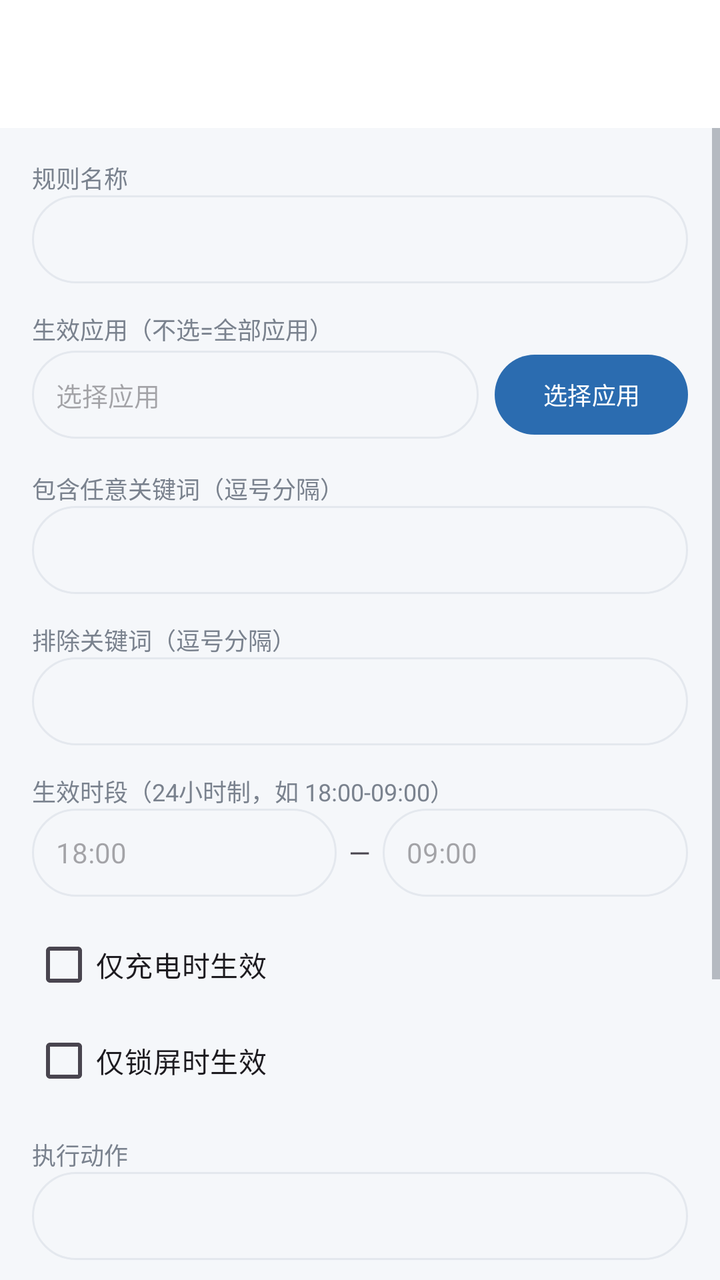
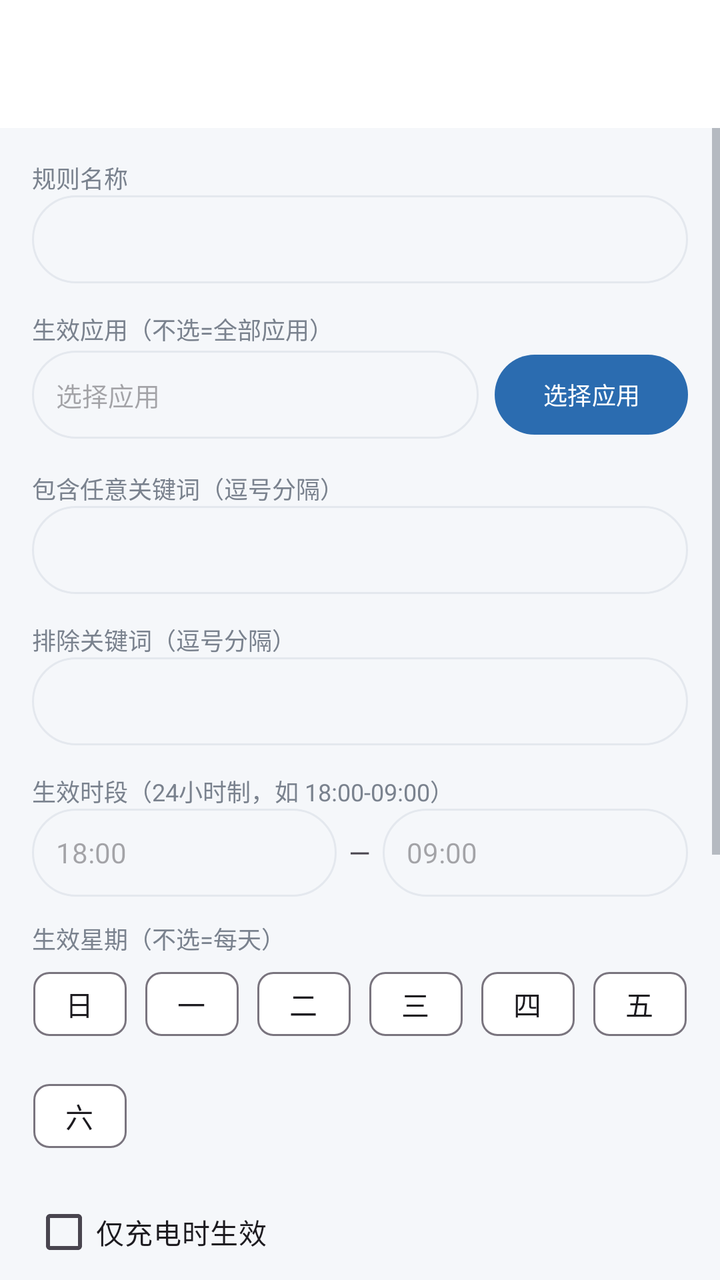

The first picture is an Android layout as it rendered before a commit; the second is the same layout after the commit. The layout source and the unified diff follow.
<!-- AndroidManifest.xml: application theme Theme.MaodouNotify -->
<!-- res/layout/activity_rule_edit.xml -->
<?xml version="1.0" encoding="utf-8"?>
<LinearLayout xmlns:android="http://schemas.android.com/apk/res/android" xmlns:app="http://schemas.android.com/apk/res-auto"
    android:layout_width="match_parent" android:layout_height="match_parent"
    android:orientation="vertical" android:background="@color/background">

    <com.google.android.material.appbar.MaterialToolbar
        android:id="@+id/toolbar" android:layout_width="match_parent" android:layout_height="?attr/actionBarSize"
        android:background="@color/surface" app:titleCentered="true"
        />

    <ScrollView android:layout_width="match_parent" android:layout_height="0dp" android:layout_weight="1">
        <LinearLayout android:layout_width="match_parent" android:layout_height="wrap_content"
            android:orientation="vertical" android:padding="16dp">

            <TextView android:layout_width="wrap_content" android:layout_height="wrap_content" android:text="@string/rule_name_hint" android:textSize="12sp" android:textColor="@color/text_secondary" />
            <EditText android:id="@+id/et_name" android:layout_width="match_parent" android:layout_height="44dp"
                android:background="@drawable/bg_search" android:paddingStart="12dp" android:paddingEnd="12dp"
                android:singleLine="true" android:textColor="@color/text_primary" android:textSize="14sp" />

            <TextView android:layout_width="wrap_content" android:layout_height="wrap_content" android:text="@string/rule_apps" android:textSize="12sp" android:textColor="@color/text_secondary" android:layout_marginTop="14dp" />
            <LinearLayout android:layout_width="match_parent" android:layout_height="wrap_content" android:orientation="horizontal" android:gravity="center_vertical">
                <TextView android:id="@+id/tv_apps" android:layout_width="0dp" android:layout_height="44dp" android:layout_weight="1"
                    android:background="@drawable/bg_search" android:gravity="center_vertical" android:paddingStart="12dp"
                    android:textColor="@color/text_secondary" android:textSize="13sp" android:hint="@string/rule_select_apps" />
                <Button android:id="@+id/btn_apps" android:layout_width="wrap_content" android:layout_height="wrap_content"
                    android:layout_marginStart="8dp" android:text="@string/rule_select_apps" android:textSize="12sp" />
            </LinearLayout>

            <TextView android:layout_width="wrap_content" android:layout_height="wrap_content" android:text="@string/rule_keyword_include" android:textSize="12sp" android:textColor="@color/text_secondary" android:layout_marginTop="14dp" />
            <EditText android:id="@+id/et_include" android:layout_width="match_parent" android:layout_height="44dp"
                android:background="@drawable/bg_search" android:paddingStart="12dp" android:paddingEnd="12dp"
                android:singleLine="true" android:textColor="@color/text_primary" android:textSize="14sp" />

            <TextView android:layout_width="wrap_content" android:layout_height="wrap_content" android:text="@string/rule_keyword_exclude" android:textSize="12sp" android:textColor="@color/text_secondary" android:layout_marginTop="14dp" />
            <EditText android:id="@+id/et_exclude" android:layout_width="match_parent" android:layout_height="44dp"
                android:background="@drawable/bg_search" android:paddingStart="12dp" android:paddingEnd="12dp"
                android:singleLine="true" android:textColor="@color/text_primary" android:textSize="14sp" />

            <TextView android:layout_width="wrap_content" android:layout_height="wrap_content" android:text="@string/rule_time" android:textSize="12sp" android:textColor="@color/text_secondary" android:layout_marginTop="14dp" />
            <LinearLayout android:layout_width="match_parent" android:layout_height="wrap_content" android:orientation="horizontal" android:gravity="center_vertical">
                <EditText android:id="@+id/et_time_start" android:layout_width="0dp" android:layout_height="44dp" android:layout_weight="1"
                    android:background="@drawable/bg_search" android:paddingStart="12dp" android:hint="18:00"
                    android:singleLine="true" android:textColor="@color/text_primary" android:textSize="14sp" android:inputType="time" />
                <TextView android:layout_width="wrap_content" android:layout_height="wrap_content" android:text="—" android:layout_marginStart="6dp" android:layout_marginEnd="6dp" />
                <EditText android:id="@+id/et_time_end" android:layout_width="0dp" android:layout_height="44dp" android:layout_weight="1"
                    android:background="@drawable/bg_search" android:paddingStart="12dp" android:hint="09:00"
                    android:singleLine="true" android:textColor="@color/text_primary" android:textSize="14sp" android:inputType="time" />
            </LinearLayout>

            <com.google.android.material.checkbox.MaterialCheckBox android:id="@+id/cb_charging" android:layout_width="match_parent" android:layout_height="wrap_content" android:text="@string/rule_charging_only" android:layout_marginTop="10dp" />
            <com.google.android.material.checkbox.MaterialCheckBox android:id="@+id/cb_screenoff" android:layout_width="match_parent" android:layout_height="wrap_content" android:text="@string/rule_screen_off_only" />

            <TextView android:layout_width="wrap_content" android:layout_height="wrap_content" android:text="@string/rule_action" android:textSize="12sp" android:textColor="@color/text_secondary" android:layout_marginTop="14dp" />
            <Spinner android:id="@+id/spinner_action" android:layout_width="match_parent" android:layout_height="44dp"
                android:background="@drawable/bg_search" android:spinnerMode="dialog" />

            <TextView android:id="@+id/tv_param_label" android:layout_width="wrap_content" android:layout_height="wrap_content" android:text="@string/rule_action_param" android:textSize="12sp" android:textColor="@color/text_secondary" android:layout_marginTop="14dp" />
            <EditText android:id="@+id/et_param" android:layout_width="match_parent" android:layout_height="44dp"
                android:background="@drawable/bg_search" android:paddingStart="12dp" android:paddingEnd="12dp"
                android:singleLine="true" android:textColor="@color/text_primary" android:textSize="14sp" />

            <com.google.android.material.checkbox.MaterialCheckBox android:id="@+id/cb_enabled" android:layout_width="match_parent" android:layout_height="wrap_content" android:text="@string/rule_enabled" android:checked="true" android:layout_marginTop="10dp" />

            <Button android:id="@+id/btn_save" android:layout_width="match_parent" android:layout_height="48dp"
                android:layout_marginTop="16dp" android:text="@string/action_save" />
        </LinearLayout>
    </ScrollView>
</LinearLayout>
<!-- resources referenced by this layout -->
<resources>
  <color name="background">#F5F7FA</color>
  <color name="surface">#FFFFFF</color>
  <color name="text_primary">#1F2329</color>
  <color name="text_secondary">#7A828E</color>
  <!-- drawable bg_search (drawable) -->
  <?xml version="1.0" encoding="utf-8"?>
  <shape xmlns:android="http://schemas.android.com/apk/res/android" android:shape="rectangle">
      <solid android:color="@color/background" />
      <corners android:radius="22dp" />
      <stroke android:width="1dp" android:color="@color/divider" />
  </shape>
  <string name="action_save">保存</string>
  <string name="rule_action">执行动作</string>
  <string name="rule_action_param">动作参数（可选）</string>
  <string name="rule_apps">生效应用（不选=全部应用）</string>
  <string name="rule_charging_only">仅充电时生效</string>
  <string name="rule_enabled">启用规则</string>
  <string name="rule_keyword_exclude">排除关键词（逗号分隔）</string>
  <string name="rule_keyword_include">包含任意关键词（逗号分隔）</string>
  <string name="rule_name_hint">规则名称</string>
  <string name="rule_screen_off_only">仅锁屏时生效</string>
  <string name="rule_select_apps">选择应用</string>
  <string name="rule_time">生效时段（24小时制，如 18:00-09:00）</string>
  <style name="Theme.MaodouNotify" parent="Theme.Material3.Light.NoActionBar">
          <item name="colorPrimary">@color/primary</item>
          <item name="colorOnPrimary">@color/surface</item>
          <item name="colorPrimaryContainer">@color/primary_light</item>
          <item name="colorOnPrimaryContainer">@color/primary_dark</item>
          <item name="colorSecondary">@color/accent</item>
          <item name="android:colorBackground">@color/background</item>
          <item name="colorSurface">@color/surface</item>
          <item name="android:textColorPrimary">@color/text_primary</item>
          <item name="android:textColorSecondary">@color/text_secondary</item>
          <item name="android:windowLightStatusBar" tools:targetApi="m">true</item>
      </style>
  <color name="divider">#E4E8EE</color>
  <color name="primary">#2B6CB0</color>
  <color name="primary_light">#D6E6F7</color>
  <color name="primary_dark">#1A3A6B</color>
  <color name="accent">#E07B39</color>
</resources>

<!-- the commit's change to res/layout/activity_rule_edit.xml (unified diff, before → after) -->
@@ -1,4 +1,5 @@
 <?xml version="1.0" encoding="utf-8"?>
+
 <LinearLayout xmlns:android="http://schemas.android.com/apk/res/android" xmlns:app="http://schemas.android.com/apk/res-auto"
     android:layout_width="match_parent" android:layout_height="match_parent"
     android:orientation="vertical" android:background="@color/background">
@@ -47,6 +48,17 @@
                     android:singleLine="true" android:textColor="@color/text_primary" android:textSize="14sp" android:inputType="time" />
             </LinearLayout>
 
+            <TextView android:layout_width="wrap_content" android:layout_height="wrap_content" android:text="@string/rule_days" android:textSize="12sp" android:textColor="@color/text_secondary" android:layout_marginTop="12dp" />
+            <com.google.android.material.chip.ChipGroup android:id="@+id/chip_days" android:layout_width="match_parent" android:layout_height="wrap_content" app:singleSelection="false">
+                <com.google.android.material.chip.Chip android:id="@+id/day_sun" android:layout_width="wrap_content" android:layout_height="wrap_content" android:text="@string/day_sun" app:checkedIconVisible="false" android:tag="1" />
+                <com.google.android.material.chip.Chip android:id="@+id/day_mon" android:layout_width="wrap_content" android:layout_height="wrap_content" android:text="@string/day_mon" app:checkedIconVisible="false" android:tag="2" />
+                <com.google.android.material.chip.Chip android:id="@+id/day_tue" android:layout_width="wrap_content" android:layout_height="wrap_content" android:text="@string/day_tue" app:checkedIconVisible="false" android:tag="3" />
+                <com.google.android.material.chip.Chip android:id="@+id/day_wed" android:layout_width="wrap_content" android:layout_height="wrap_content" android:text="@string/day_wed" app:checkedIconVisible="false" android:tag="4" />
+                <com.google.android.material.chip.Chip android:id="@+id/day_thu" android:layout_width="wrap_content" android:layout_height="wrap_content" android:text="@string/day_thu" app:checkedIconVisible="false" android:tag="5" />
+                <com.google.android.material.chip.Chip android:id="@+id/day_fri" android:layout_width="wrap_content" android:layout_height="wrap_content" android:text="@string/day_fri" app:checkedIconVisible="false" android:tag="6" />
+                <com.google.android.material.chip.Chip android:id="@+id/day_sat" android:layout_width="wrap_content" android:layout_height="wrap_content" android:text="@string/day_sat" app:checkedIconVisible="false" android:tag="7" />
+            </com.google.android.material.chip.ChipGroup>
+
             <com.google.android.material.checkbox.MaterialCheckBox android:id="@+id/cb_charging" android:layout_width="match_parent" android:layout_height="wrap_content" android:text="@string/rule_charging_only" android:layout_marginTop="10dp" />
             <com.google.android.material.checkbox.MaterialCheckBox android:id="@+id/cb_screenoff" android:layout_width="match_parent" android:layout_height="wrap_content" android:text="@string/rule_screen_off_only" />
 
@@ -58,6 +70,9 @@
             <EditText android:id="@+id/et_param" android:layout_width="match_parent" android:layout_height="44dp"
                 android:background="@drawable/bg_search" android:paddingStart="12dp" android:paddingEnd="12dp"
                 android:singleLine="true" android:textColor="@color/text_primary" android:textSize="14sp" />
+            <TextView android:id="@+id/tv_webhook_notice" android:layout_width="match_parent" android:layout_height="wrap_content"
+                android:layout_marginTop="6dp" android:text="@string/webhook_privacy_notice" android:textSize="11sp"
+                android:textColor="@color/badge_filtered_text" android:visibility="gone" />
 
             <com.google.android.material.checkbox.MaterialCheckBox android:id="@+id/cb_enabled" android:layout_width="match_parent" android:layout_height="wrap_content" android:text="@string/rule_enabled" android:checked="true" android:layout_marginTop="10dp" />
 
<!-- resource entries referenced after the edit -->
@@ -1,6 +1,7 @@
 <!-- resources referenced by this layout -->
 <resources>
   <color name="background">#F5F7FA</color>
+  <color name="badge_filtered_text">#C0392B</color>
   <color name="surface">#FFFFFF</color>
   <color name="text_primary">#1F2329</color>
   <color name="text_secondary">#7A828E</color>
@@ -12,10 +13,18 @@
       <stroke android:width="1dp" android:color="@color/divider" />
   </shape>
   <string name="action_save">保存</string>
+  <string name="day_fri">五</string>
+  <string name="day_mon">一</string>
+  <string name="day_sat">六</string>
+  <string name="day_sun">日</string>
+  <string name="day_thu">四</string>
+  <string name="day_tue">二</string>
+  <string name="day_wed">三</string>
   <string name="rule_action">执行动作</string>
   <string name="rule_action_param">动作参数（可选）</string>
   <string name="rule_apps">生效应用（不选=全部应用）</string>
   <string name="rule_charging_only">仅充电时生效</string>
+  <string name="rule_days">生效星期（不选=每天）</string>
   <string name="rule_enabled">启用规则</string>
   <string name="rule_keyword_exclude">排除关键词（逗号分隔）</string>
   <string name="rule_keyword_include">包含任意关键词（逗号分隔）</string>
@@ -23,6 +32,7 @@
   <string name="rule_screen_off_only">仅锁屏时生效</string>
   <string name="rule_select_apps">选择应用</string>
   <string name="rule_time">生效时段（24小时制，如 18:00-09:00）</string>
+  <string name="webhook_privacy_notice">注意：此动作会将通知标题与正文发送到你指定的地址，数据将离开本机。</string>
   <style name="Theme.MaodouNotify" parent="Theme.Material3.Light.NoActionBar">
           <item name="colorPrimary">@color/primary</item>
           <item name="colorOnPrimary">@color/surface</item>
